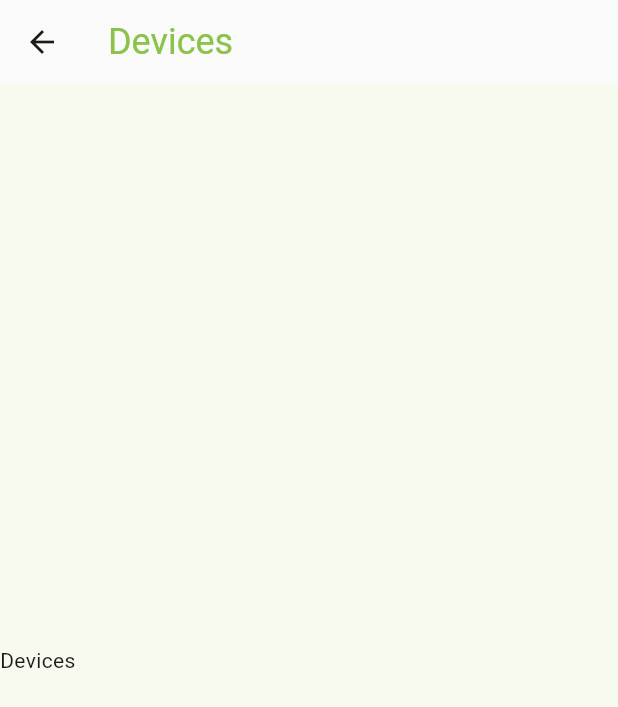
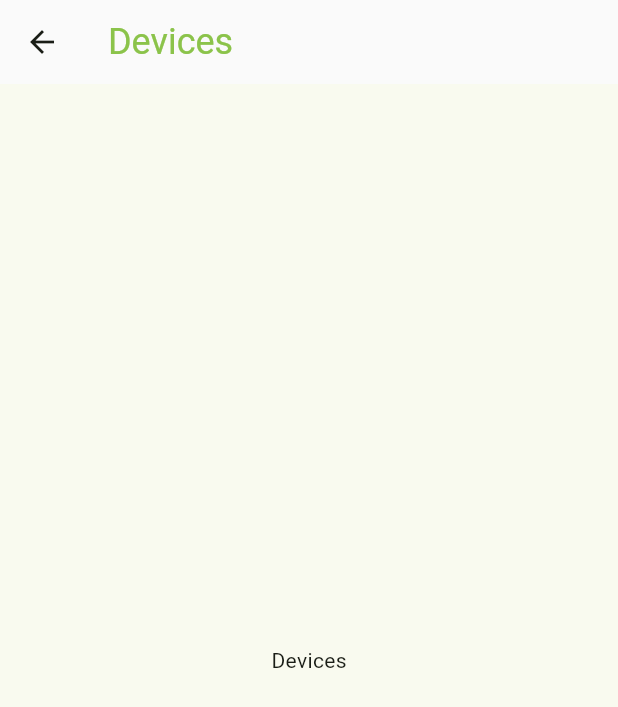
Before and after one commit to AlexL64/IntelliGrow-App, a Flutter app: the Devices screen opened directly, on a phone screen of 412 x 824 dp. Shown: the top 707 px of the screen. Run offline on Flutter 3.47's test engine with Material 2 defaults, Android fonts, the phone set to English and light mode, and no system bars; our stand-ins replace flutter_login.

Commit message:
Change icon size and center text

```diff
--- a/lib/views/connected.dart
+++ b/lib/views/connected.dart
@@ -43,6 +43,7 @@ class _NavBarState extends State<Connected> {
           currentIndex: _selectedIndex,
           selectedItemColor: Colors.lightGreen,
           onTap: _onItemTapped,
+          iconSize: 32,
         ),
       ),
     );
--- a/lib/widgets/devices.dart
+++ b/lib/widgets/devices.dart
@@ -1,6 +1,4 @@
 import 'package:flutter/material.dart';
-
-
 
 class Devices extends StatelessWidget {
   const Devices({super.key});
@@ -17,11 +15,7 @@ class Devices extends StatelessWidget {
         elevation: 0,
       ),
       body: const Center(
-        child: Row(
-          children: [
-            Text("Devices"),
-          ],
-        ),
+        child: Text("Devices"),
       ),
     );
   }
```
